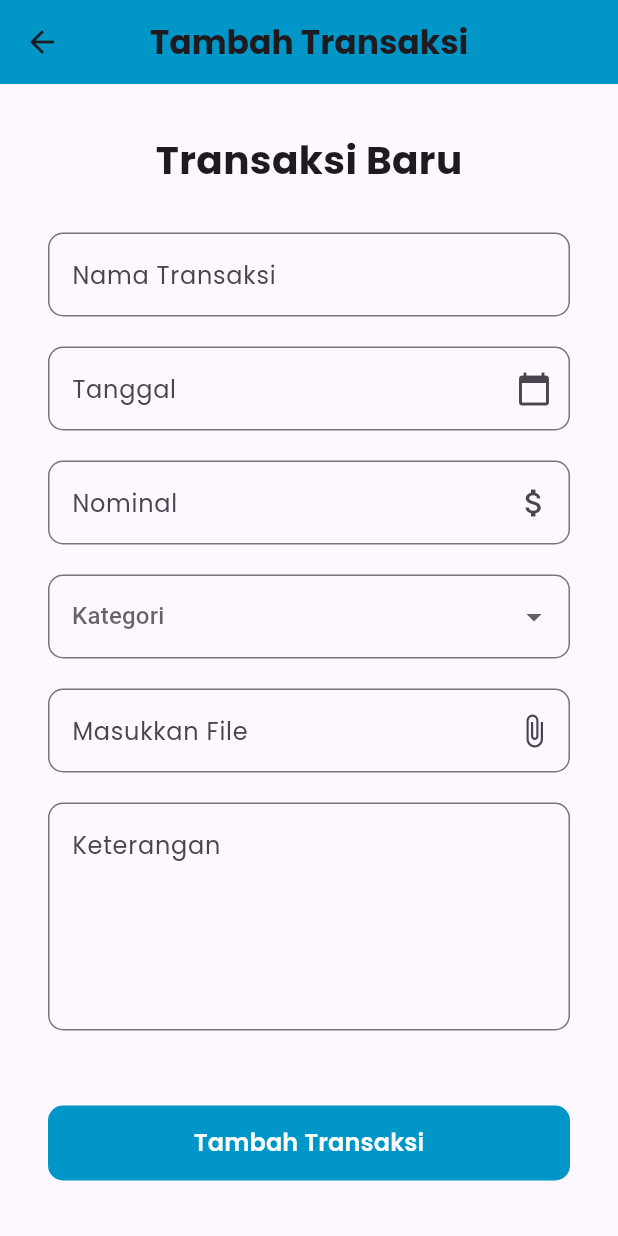
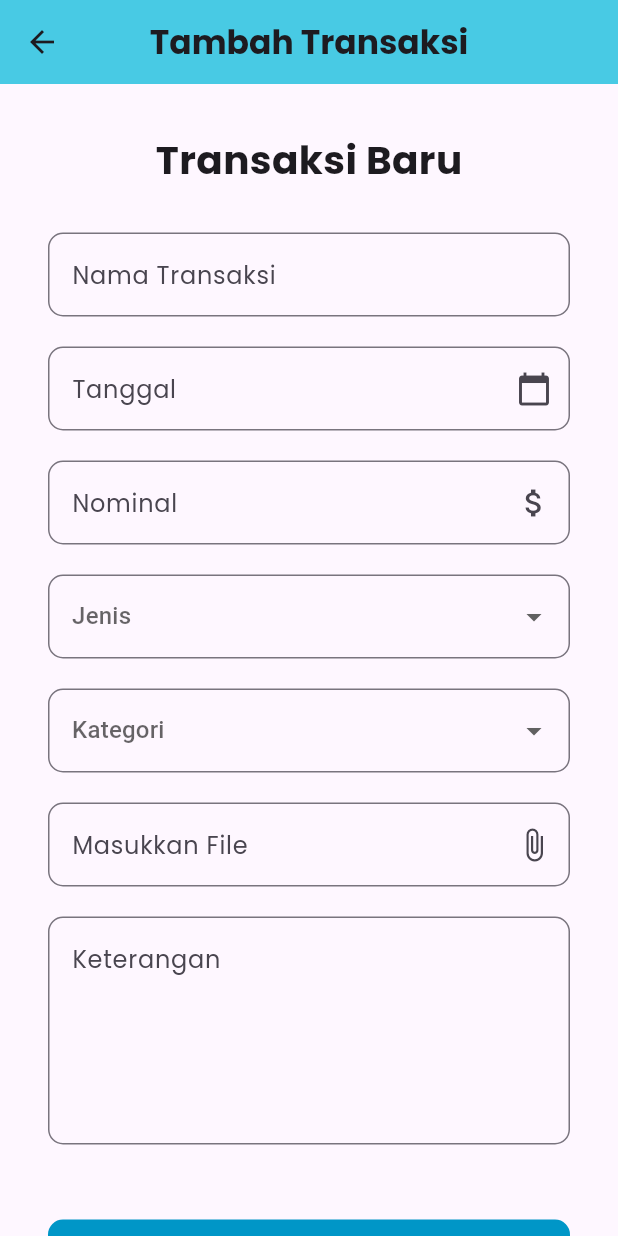
Before and after one commit to ayckermann/Flutter-Catatan-Keuangan, a Flutter app: the HomeView screen opened directly, after a tap on the "add" icon, on a phone screen of 412 x 824 dp. Run offline on Flutter 3.47's test engine with Material 3 defaults, Android fonts, the phone set to English and light mode, and no system bars; drawn by our look-alikes of date_time_picker; Roboto replaces fonts that are missing (Poppins).

Commit message:
Add edit from Pak Fahri

```diff
--- /dev/null
+++ b/lib/components/list_item.dart
@@ -0,0 +1,103 @@
+import 'package:catatan_keuangan/model/transaksi.dart';
+import 'package:catatan_keuangan/tools/formater.dart';
+import 'package:flutter/material.dart';
+import 'package:catatan_keuangan/view/detail_view.dart';
+import '../tools/styles.dart';
+import 'package:catatan_keuangan/view/update_view.dart';
+
+class ListItem extends StatelessWidget {
+  final Transaksi transaksi;
+
+  const ListItem({
+    super.key,
+    required this.transaksi,
+  });
+
+  @override
+  Widget build(BuildContext context) {
+    return InkWell(
+      onTap: () {
+        Navigator.push(
+          context,
+          MaterialPageRoute(
+            builder: (context) => DetailPage(
+              transaksi: transaksi,
+            ),
+          ),
+        );
+      },
+      onLongPress: () {
+        showDialog(
+            context: context,
+            builder: (BuildContext) {
+              return AlertDialog(
+                title: Text('Pilih Aksi'),
+                actions: [
+                  TextButton(
+                    onPressed: () {
+                      // Tambahkan kode untuk mengedit transaksi di sini
+                      Navigator.push(
+                          context,
+                          MaterialPageRoute(
+                              builder: ((context) => UpdatePage())));
+                    },
+                    child: Text('Edit'),
+                  ),
+                  TextButton(
+                    onPressed: () {
+                      // Tambahkan kode untuk menghapus transaksi di sini
+                      Navigator.of(context).pop();
+                    },
+                    child: Text('Hapus'),
+                  ),
+                ],
+              );
+            });
+      },
+      child: Container(
+        padding: EdgeInsets.symmetric(horizontal: 5),
+        margin: const EdgeInsets.symmetric(vertical: 5),
+        decoration: const BoxDecoration(
+          color: Colors.white,
+          borderRadius: BorderRadius.all(Radius.circular(15)),
+          boxShadow: [
+            BoxShadow(
+              color: Colors.grey,
+              offset: Offset(3.0, 4.0),
+              blurRadius: 2.0,
+            ),
+          ],
+        ),
+        child: ListTile(
+          leading: Image.asset(
+            'assets/${transaksi.kategori.gambar}',
+            height: 40,
+            width: 40,
+          ),
+          title: Text(
+            transaksi.nama,
+            style: const TextStyle(
+              fontSize: 14,
+              fontFamily: 'Poppins-Bold',
+            ),
+          ),
+          subtitle: Text(
+            dateFormat.format(transaksi.tanggal),
+            style: const TextStyle(
+                color: Colors.grey,
+                fontSize: 10,
+                fontFamily: 'Poppins-Regular'),
+          ),
+          trailing: Text(
+            numFormat.format(transaksi.nominal),
+            style: TextStyle(
+              fontFamily: 'Poppins-semiBold',
+              fontSize: 14,
+              color: transaksi.jenis ? pemasukanColor : pengeluaranColor,
+            ),
+          ),
+        ),
+      ),
+    );
+  }
+}
--- a/lib/model/transaksi.dart
+++ b/lib/model/transaksi.dart
@@ -1,12 +1,27 @@
+import 'package:flutter/material.dart';
+
+class Kategori {
+  String nama;
+  String gambar;
+
+  Kategori(this.nama, this.gambar);
+}
+
+final listKategori = [
+  Kategori('Transfer Keluar', 'TransferKeluarCategory.png'),
+  Kategori('Transfer Masuk', 'TransferMasukCategory.png'),
+  Kategori('Tiket', 'TiketCategory.png'),
+  Kategori('TopUp', 'TopUpCategory.png'),
+  Kategori('Tagihan', 'TagihanCategory.png'),
+];
+
 class Transaksi {
   final String nama;
-  final String tanggal;
-  final String nominal;
+  final DateTime tanggal;
+  final int nominal;
   final bool jenis; // true = +   false = -
-  final String kategori;
-  final String kategoriGambar;
+  final Kategori kategori;
   final String deskripsi;
-  final String changes;
 
   Transaksi({
     required this.nama,
@@ -14,61 +29,49 @@ class Transaksi {
     required this.nominal,
     required this.jenis,
     required this.kategori,
-    required this.kategoriGambar,
-    required this.deskripsi,
-    required this.changes,
+    this.deskripsi = '',
   });
 }
 
 var transaksiList = [
   Transaksi(
     nama: 'Top Up Steam Wallet Card',
-    tanggal: '13 Oktober 2023',
-    nominal: 'Rp 600.000',
+    tanggal: DateTime(2023, 10, 13),
+    nominal: 600000,
     jenis: false,
-    kategori: 'Top Up e-wallet',
-    kategoriGambar: 'assets/TopUpCategory.png',
+    kategori: listKategori[3],
     deskripsi: 'Top Up SWC 600K',
-    changes: '-Rp600.000',
   ),
   Transaksi(
     nama: 'Transfer BCA',
-    tanggal: '5 Oktober 2023',
-    nominal: 'Rp 1.000.000',
+    tanggal: DateTime(2023, 10, 5),
+    nominal: 1000000,
     jenis: true,
-    kategori: 'Transfer (Masuk)',
-    kategoriGambar: 'assets/TransferMasukCategory.png',
+    kategori: listKategori[1],
     deskripsi: 'Ini deskripsi',
-    changes: '+Rp1.000.000',
   ),
   Transaksi(
     nama: 'Tagihan Listrik',
-    tanggal: '25 September 2023',
-    nominal: 'Rp 350.000',
+    tanggal: DateTime(2023, 9, 5),
+    nominal: 350000,
     jenis: false,
-    kategori: 'Tagihan',
-    kategoriGambar: 'assets/TagihanCategory.png',
+    kategori: listKategori[4],
     deskripsi: 'Ini deskripsi',
-    changes: '-Rp350.000',
   ),
   Transaksi(
     nama: 'Transfer Mandiri',
-    tanggal: '10 Juli 2023',
-    nominal: 'Rp 500.000',
+    tanggal: DateTime(2023, 7, 19),
+    nominal: 500000,
     jenis: false,
-    kategori: 'Transfer (Keluar)',
-    kategoriGambar: 'assets/TransferKeluarCategory.png',
+    kategori: listKategori[0],
     deskripsi: 'Ini deskripsi',
-    changes: '-Rp500.000',
   ),
   Transaksi(
     nama: 'Tiket Pesawat',
-    tanggal: '15 April 2023',
-    nominal: 'Rp 1.500.000',
+    tanggal: DateTime(2023, 4, 15),
+    nominal: 1500000,
     jenis: false,
-    kategori: 'Tiket',
-    kategoriGambar: 'assets/TiketCategory.png',
+    kategori: listKategori[2],
     deskripsi: 'Ini deskripsi',
-    changes: '-Rp1.500.000',
   ),
 ];
--- /dev/null
+++ b/lib/tools/formater.dart
@@ -0,0 +1,4 @@
+import 'package:intl/intl.dart';
+
+var numFormat = NumberFormat.simpleCurrency(locale: 'id-ID', decimalDigits: 0);
+var dateFormat = DateFormat('dd MMM yyyy');
--- /dev/null
+++ b/lib/tools/styles.dart
@@ -0,0 +1,24 @@
+import 'package:flutter/material.dart';
+
+const famBold = 'Poppins-bold';
+const famSemi = 'Poppins-semiBold';
+const famRegular = 'Poppins-regular';
+
+const primaryColor = Color(0xffADE8F4);
+const secondaryColor = Color(0xff0077B6);
+const headerColor = Color(0xff48CAE4);
+const pemasukanColor = Color(0xff00C537);
+const pengeluaranColor = Color(0xffF20000);
+
+const textBold = TextStyle(fontFamily: famBold, fontSize: 26);
+const textSemiBold = TextStyle(fontFamily: famSemi);
+const textRegular = TextStyle(fontFamily: famRegular);
+const titleAppBar = TextStyle(fontFamily: famBold);
+const textButton =
+    TextStyle(fontFamily: famSemi, color: Colors.white, fontSize: 16);
+const priceMasuk =
+    TextStyle(fontFamily: famBold, fontSize: 20, color: pemasukanColor);
+const priceKeluar =
+    TextStyle(fontFamily: famBold, fontSize: 20, color: pengeluaranColor);
+const detailTransaksi =
+    TextStyle(fontFamily: famBold, fontSize: 26, color: Colors.black);
--- a/lib/view/home_view.dart
+++ b/lib/view/home_view.dart
@@ -1,8 +1,9 @@
 import 'package:catatan_keuangan/model/transaksi.dart';
-import 'package:catatan_keuangan/styles.dart';
+import 'package:catatan_keuangan/tools/styles.dart';
+import 'package:catatan_keuangan/tools/formater.dart';
 import 'package:flutter/material.dart';
 import 'package:catatan_keuangan/view/tambah_view.dart';
-import 'package:catatan_keuangan/list_item.dart';
+import 'package:catatan_keuangan/components/list_item.dart';
 
 class HomeView extends StatefulWidget {
   HomeView({
@@ -24,7 +25,7 @@ class _HomeViewState extends State<HomeView> {
             child: Column(
               children: [
                 Container(
-                  child: Row(
+                  child: const Row(
                     mainAxisAlignment: MainAxisAlignment.start,
                     children: [
                       Text(
@@ -38,46 +39,36 @@ class _HomeViewState extends State<HomeView> {
                     ],
                   ),
                 ),
-                const SizedBox(
-                  height: 30,
-                ),
+                const SizedBox(height: 30),
                 Container(
-                  child: Row(
-                    children: [
-                      Text(
-                        'Catatan Keuangan',
-                        style: TextStyle(
-                          color: primaryColor,
-                          fontSize: 20,
-                          fontFamily: 'Poppins-bold',
-                        ),
-                      ),
-                    ],
+                  alignment: Alignment.topLeft,
+                  child: const Text(
+                    'Catatan Keuangan',
+                    style: TextStyle(
+                        color: headerColor, fontSize: 20, fontFamily: famBold),
                   ),
                 ),
-                const SizedBox(
-                  height: 15,
-                ),
+                const SizedBox(height: 15),
                 Container(
                   padding: EdgeInsets.all(20),
                   height: 170,
                   width: double.infinity,
                   decoration: BoxDecoration(
                       borderRadius: BorderRadius.circular(20),
-                      color: primaryColor),
+                      color: headerColor),
                   child: Column(
                     crossAxisAlignment: CrossAxisAlignment.start,
                     children: [
                       Text(
-                        'Saldo Anda saat ini',
+                        'Saldo anda saat ini',
                         style: TextStyle(
                           color: Colors.white,
                           fontSize: 16,
-                          fontFamily: 'Poppins-semiBold',
+                          fontFamily: famSemi,
                         ),
                       ),
                       Text(
-                        'Rp 15.000.000',
+                        numFormat.format(15000000),
                         style: TextStyle(
                           color: Colors.white,
                           fontSize: 35,
@@ -87,9 +78,7 @@ class _HomeViewState extends State<HomeView> {
                     ],
                   ),
                 ),
-                const SizedBox(
-                  height: 25,
-                ),
+                const SizedBox(height: 25),
                 Expanded(
                   child: ListView.builder(
                     itemCount: transaksiList.length,
--- a/lib/view/tambah_view.dart
+++ b/lib/view/tambah_view.dart
@@ -1,5 +1,7 @@
+import 'package:catatan_keuangan/model/transaksi.dart';
+import 'package:date_time_picker/date_time_picker.dart';
 import 'package:flutter/material.dart';
-import 'package:catatan_keuangan/styles.dart';
+import 'package:catatan_keuangan/tools/styles.dart';
 
 class TambahPage extends StatelessWidget {
   const TambahPage({super.key});
@@ -44,16 +46,17 @@ class TambahPage extends StatelessWidget {
                     ),
                   ),
                   SizedBox(height: 20),
-                  //pilih tanggal
-                  TextField(
+                  DateTimePicker(
                       decoration: InputDecoration(
                         hintText: 'Tanggal',
                         hintStyle: textRegular,
                         border: OutlineInputBorder(
-                          borderRadius: BorderRadius.all(Radius.circular(10))),
+                            borderRadius:
+                                BorderRadius.all(Radius.circular(10))),
                         suffixIcon: Icon(Icons.calendar_today),
                       ),
-                  ),
+                      firstDate: DateTime(2000),
+                      lastDate: DateTime.now()),
                   SizedBox(height: 20),
                   TextField(
                     decoration: InputDecoration(
@@ -67,28 +70,39 @@ class TambahPage extends StatelessWidget {
                   SizedBox(height: 20),
                   //dropdown katagori
                   DropdownButtonFormField(
-                    decoration: InputDecoration(
+                      decoration: const InputDecoration(
+                        hintText: 'Jenis',
+                        hintStyle: textRegular,
+                        border: OutlineInputBorder(
+                            borderRadius:
+                                BorderRadius.all(Radius.circular(10))),
+                      ),
+                      items: const [
+                        DropdownMenuItem(
+                          child: Text('Pengeluaran', style: textRegular),
+                          value: true,
+                        ),
+                        DropdownMenuItem(
+                          child: Text('Pemasukan', style: textRegular),
+                          value: false,
+                        )
+                      ],
+                      onChanged: (value) {}),
+                  SizedBox(height: 20),
+                  //dropdown katagori
+                  DropdownButtonFormField(
+                    decoration: const InputDecoration(
                       hintText: 'Kategori',
                       hintStyle: textRegular,
                       border: OutlineInputBorder(
                           borderRadius: BorderRadius.all(Radius.circular(10))),
                     ),
-                    items: [
-                      DropdownMenuItem(
-                        child: Text(
-                          'Pemasukan',
-                          style: textRegular,
-                        ),
-                        value: 'Pemasukan',
-                      ),
-                      DropdownMenuItem(
-                        child: Text(
-                          'Pengeluaran',
-                          style: textRegular,
-                        ),
-                        value: 'Pengeluaran',
-                      ),
-                    ],
+                    items: listKategori.map((data) {
+                      return DropdownMenuItem(
+                        value: data,
+                        child: Text(data.nama, style: textRegular),
+                      );
+                    }).toList(),
                     onChanged: (value) {},
                   ),
                   SizedBox(height: 20),
@@ -122,10 +136,7 @@ class TambahPage extends StatelessWidget {
                     ),
                     child: TextButton(
                       onPressed: () {},
-                      child: Text(
-                        'Tambah Transaksi',
-                        style: textButton,
-                      ),
+                      child: Text('Tambah Transaksi', style: textButton),
                     ),
                   ),
                 ],
--- a/lib/view/update_view.dart
+++ b/lib/view/update_view.dart
@@ -1,5 +1,5 @@
 import 'package:flutter/material.dart';
-import 'package:catatan_keuangan/styles.dart';
+import 'package:catatan_keuangan/tools/styles.dart';
 
 class UpdatePage extends StatelessWidget {
   const UpdatePage({super.key});
--- a/pubspec.yaml
+++ b/pubspec.yaml
@@ -9,6 +9,10 @@ environment:
 dependencies:
   flutter:
     sdk: flutter
+  date_time_picker: ^2.1.0
+  intl: ^0.17.0
+  # intl: ^0.18.1
+
 
 dev_dependencies:
   flutter_test:
```
Also changed, not shown: lib/components/input_components.dart (added, +57 -0 lines), lib/view/detail_view.dart (+25 -39 lines), lib/view/login_view.dart (+29 -62 lines), lib/view/register_view.dart (+16 -6 lines), pubspec.lock. Lines whose indentation alone changed are shown as unchanged.
